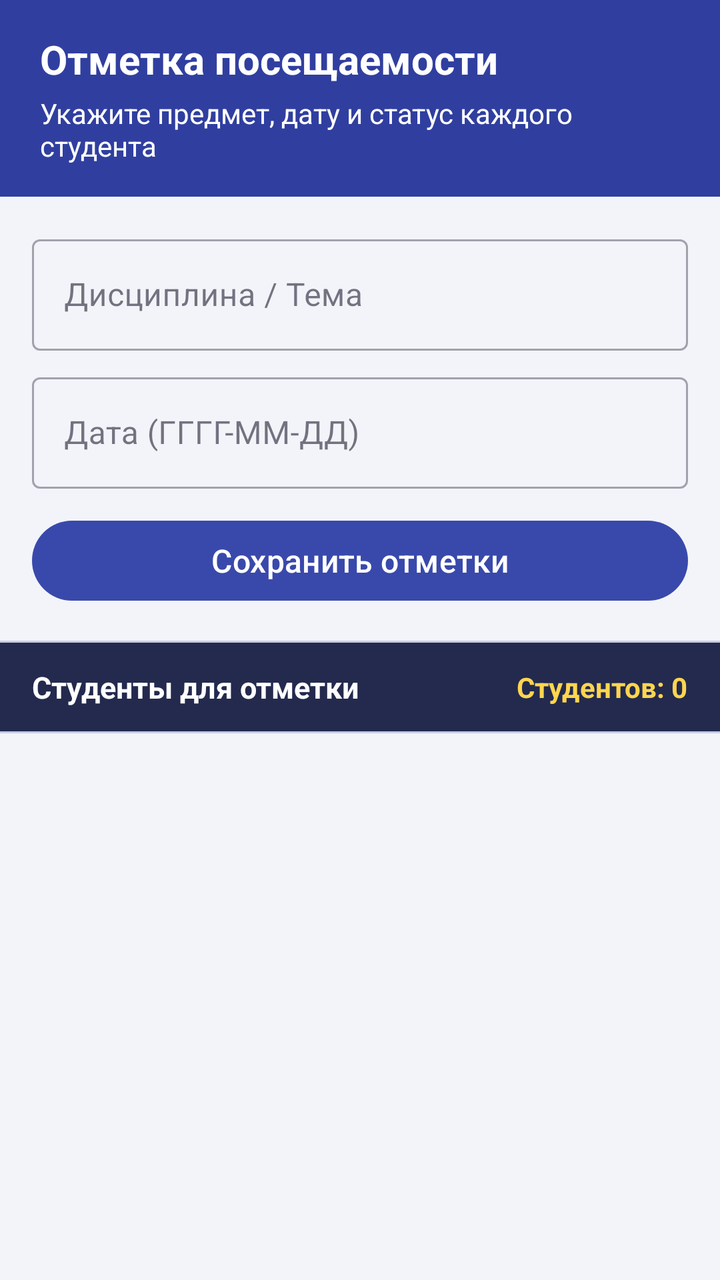
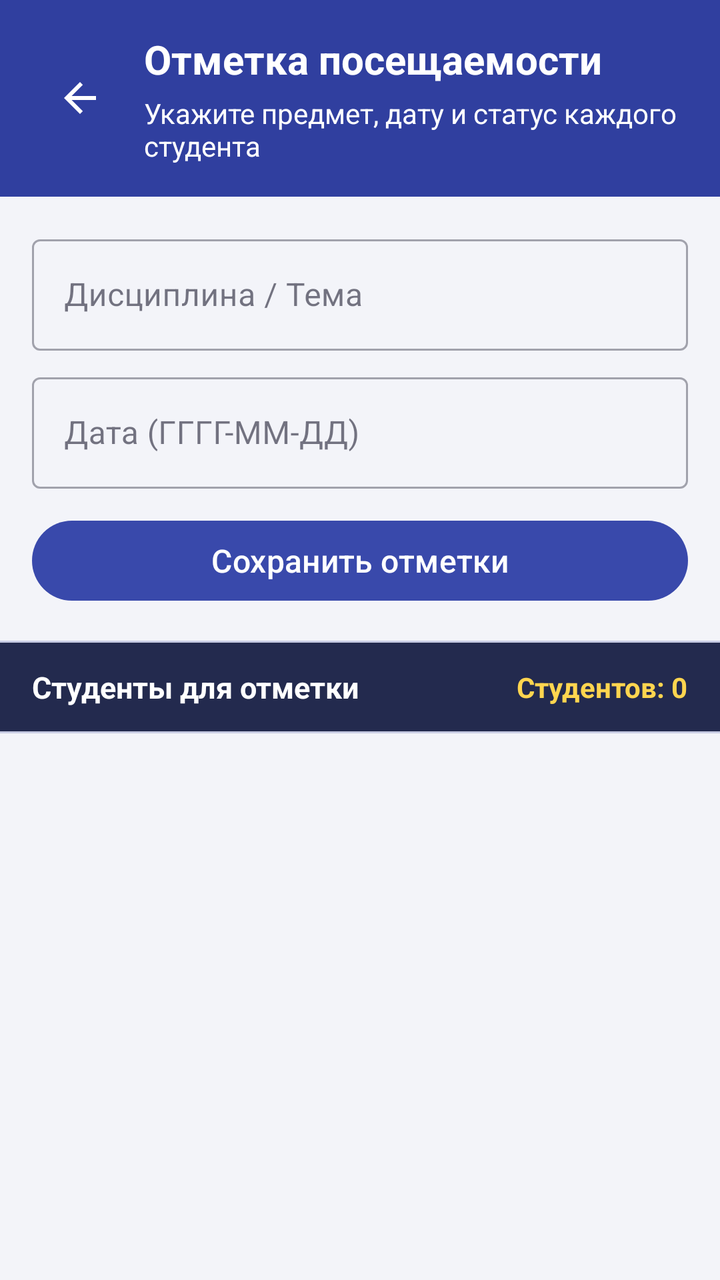

Before-and-after screenshots of an Android layout around one commit, followed by the original layout XML and the change that was made.
<!-- AndroidManifest.xml: application theme Theme.AttendanceControl -->
<!-- res/layout/activity_attendance.xml -->
<?xml version="1.0" encoding="utf-8"?>
<LinearLayout xmlns:android="http://schemas.android.com/apk/res/android"
    android:id="@+id/attendanceRoot"
    android:layout_width="match_parent"
    android:layout_height="match_parent"
    android:orientation="vertical"
    android:background="?android:attr/colorBackground">

    
    <LinearLayout
        android:id="@+id/headerLayout"
        android:layout_width="match_parent"
        android:layout_height="wrap_content"
        android:orientation="vertical"
        android:background="@color/header_bg"
        android:paddingLeft="20dp"
        android:paddingRight="20dp"
        android:paddingTop="16dp"
        android:paddingBottom="16dp">

        <TextView
            android:layout_width="wrap_content"
            android:layout_height="wrap_content"
            android:text="Отметка посещаемости"
            android:textSize="20sp"
            android:textStyle="bold"
            android:textColor="@color/header_title" />

        <TextView
            android:layout_width="wrap_content"
            android:layout_height="wrap_content"
            android:text="Укажите предмет, дату и статус каждого студента"
            android:textSize="14sp"
            android:textColor="@color/header_subtitle"
            android:layout_marginTop="4dp" />
    </LinearLayout>

    
    <LinearLayout
        android:layout_width="match_parent"
        android:layout_height="wrap_content"
        android:orientation="vertical"
        android:padding="16dp">

        <com.google.android.material.textfield.TextInputLayout
            style="@style/Widget.MaterialComponents.TextInputLayout.OutlinedBox"
            android:layout_width="match_parent"
            android:layout_height="wrap_content"
            android:hint="Дисциплина / Тема"
            android:layout_marginBottom="8dp">

            <com.google.android.material.textfield.TextInputEditText
                android:id="@+id/etSubject"
                android:layout_width="match_parent"
                android:layout_height="wrap_content"
                android:inputType="text" />
        </com.google.android.material.textfield.TextInputLayout>

        <com.google.android.material.textfield.TextInputLayout
            style="@style/Widget.MaterialComponents.TextInputLayout.OutlinedBox"
            android:layout_width="match_parent"
            android:layout_height="wrap_content"
            android:hint="Дата (ГГГГ-ММ-ДД)"
            android:layout_marginBottom="12dp">

            <com.google.android.material.textfield.TextInputEditText
                android:id="@+id/etDate"
                android:layout_width="match_parent"
                android:layout_height="wrap_content"
                android:inputType="date" />
        </com.google.android.material.textfield.TextInputLayout>

        <Button
            android:id="@+id/btnSaveAttendance"
            style="@style/Widget.App.Button.Primary"
            android:layout_width="match_parent"
            android:layout_height="wrap_content"
            android:text="Сохранить отметки"
            android:textSize="16sp" />
    </LinearLayout>

    <View
        android:layout_width="match_parent"
        android:layout_height="1dp"
        android:background="@color/divider" />

    
    <LinearLayout
        android:layout_width="match_parent"
        android:layout_height="wrap_content"
        android:orientation="horizontal"
        android:gravity="center_vertical"
        android:paddingHorizontal="16dp"
        android:paddingVertical="12dp"
        android:background="@color/counter_bar_bg">

        <TextView
            android:layout_width="0dp"
            android:layout_height="wrap_content"
            android:layout_weight="1"
            android:text="Студенты для отметки"
            android:textSize="15sp"
            android:textStyle="bold"
            android:textColor="@color/counter_bar_title" />

        <TextView
            android:id="@+id/tvStudentsCount"
            android:layout_width="wrap_content"
            android:layout_height="wrap_content"
            android:text="Студентов: 0"
            android:textSize="14sp"
            android:textStyle="bold"
            android:textColor="@color/counter_bar_count" />
    </LinearLayout>

    <View
        android:layout_width="match_parent"
        android:layout_height="1dp"
        android:background="@color/divider" />

    <androidx.recyclerview.widget.RecyclerView
        android:id="@+id/rvAttendance"
        android:layout_width="match_parent"
        android:layout_height="0dp"
        android:layout_weight="1"
        android:clipToPadding="false"
        android:paddingBottom="16dp" />

</LinearLayout>
<!-- resources referenced by this layout -->
<resources>
  <color name="counter_bar_bg">#232A4E</color>
  <color name="counter_bar_count">#FFD54F</color>
  <color name="counter_bar_title">#FFFFFF</color>
  <color name="divider">#C7CBE3</color>
  <color name="header_bg">#303F9F</color>
  <color name="header_subtitle">#FFFFFF</color>
  <color name="header_title">#FFFFFF</color>
  <style name="Widget.App.Button.Primary" parent="Widget.Material3.Button">
          <item name="backgroundTint">@color/indigo_500</item>
          <item name="android:textColor">@color/on_primary</item>
      </style>
  <style name="Theme.AttendanceControl" parent="Base.Theme.AttendanceControl" />
  <color name="indigo_500">#3949AB</color>
  <color name="on_primary">#FFFFFF</color>
  <style name="Base.Theme.AttendanceControl" parent="Theme.Material3.Light.NoActionBar">
          
          <item name="colorPrimary">@color/indigo_500</item>
          <item name="colorPrimaryDark">@color/indigo_900</item>
          <item name="colorPrimaryContainer">@color/indigo_100</item>
          <item name="colorOnPrimary">@color/on_primary</item>
          <item name="colorOnPrimaryContainer">@color/indigo_900</item>
  
          
          <item name="colorSecondary">@color/amber_600</item>
          <item name="colorSecondaryContainer">@color/amber_200</item>
          <item name="colorOnSecondary">@color/on_background</item>
  
          
          <item name="android:colorBackground">@color/background</item>
          <item name="colorSurface">@color/surface</item>
          <item name="colorSurfaceVariant">@color/surface_variant</item>
          <item name="colorOnBackground">@color/on_background</item>
          <item name="colorOnSurface">@color/on_surface</item>
  
          
          <item name="android:statusBarColor">@android:color/transparent</item>
          <item name="android:windowTranslucentStatus">false</item>
          <item name="android:windowLightStatusBar">false</item>
  
          
          <item name="colorError">@color/error</item>
      </style>
  <color name="indigo_900">#1A237E</color>
  <color name="indigo_100">#C5CAE9</color>
  <color name="amber_600">#FFB300</color>
  <color name="amber_200">#FFE082</color>
  <color name="on_background">#1C1B2E</color>
  <color name="background">#F3F4F9</color>
  <color name="surface">#FFFFFF</color>
  <color name="surface_variant">#ECEEF8</color>
  <color name="on_surface">#1C1B2E</color>
  <color name="error">#B00020</color>
</resources>

<!-- the commit's change to res/layout/activity_attendance.xml (unified diff, before → after) -->
@@ -1,5 +1,6 @@
 <?xml version="1.0" encoding="utf-8"?>
 <LinearLayout xmlns:android="http://schemas.android.com/apk/res/android"
+    xmlns:app="http://schemas.android.com/apk/res-auto"
     android:id="@+id/attendanceRoot"
     android:layout_width="match_parent"
     android:layout_height="match_parent"
@@ -11,28 +12,46 @@
         android:id="@+id/headerLayout"
         android:layout_width="match_parent"
         android:layout_height="wrap_content"
-        android:orientation="vertical"
+        android:orientation="horizontal"
+        android:gravity="center_vertical"
         android:background="@color/header_bg"
         android:paddingLeft="20dp"
         android:paddingRight="20dp"
         android:paddingTop="16dp"
         android:paddingBottom="16dp">
 
-        <TextView
-            android:layout_width="wrap_content"
+        <ImageButton
+            android:id="@+id/btnBack"
+            android:layout_width="40dp"
+            android:layout_height="40dp"
+            android:layout_marginEnd="12dp"
+            android:background="?attr/selectableItemBackgroundBorderless"
+            android:contentDescription="Назад"
+            android:src="@drawable/ic_arrow_back"
+            app:tint="@color/header_title" />
+
+        <LinearLayout
+            android:layout_width="0dp"
             android:layout_height="wrap_content"
-            android:text="Отметка посещаемости"
-            android:textSize="20sp"
-            android:textStyle="bold"
-            android:textColor="@color/header_title" />
+            android:layout_weight="1"
+            android:orientation="vertical">
 
-        <TextView
-            android:layout_width="wrap_content"
-            android:layout_height="wrap_content"
-            android:text="Укажите предмет, дату и статус каждого студента"
-            android:textSize="14sp"
-            android:textColor="@color/header_subtitle"
-            android:layout_marginTop="4dp" />
+            <TextView
+                android:layout_width="wrap_content"
+                android:layout_height="wrap_content"
+                android:text="Отметка посещаемости"
+                android:textSize="20sp"
+                android:textStyle="bold"
+                android:textColor="@color/header_title" />
+
+            <TextView
+                android:layout_width="wrap_content"
+                android:layout_height="wrap_content"
+                android:text="Укажите предмет, дату и статус каждого студента"
+                android:textSize="14sp"
+                android:textColor="@color/header_subtitle"
+                android:layout_marginTop="4dp" />
+        </LinearLayout>
     </LinearLayout>
 
     
<!-- resource entries referenced after the edit -->
@@ -7,6 +7,17 @@
   <color name="header_bg">#303F9F</color>
   <color name="header_subtitle">#FFFFFF</color>
   <color name="header_title">#FFFFFF</color>
+  <!-- drawable ic_arrow_back (drawable) -->
+  <?xml version="1.0" encoding="utf-8"?>
+  <vector xmlns:android="http://schemas.android.com/apk/res/android"
+      android:width="24dp"
+      android:height="24dp"
+      android:viewportWidth="24"
+      android:viewportHeight="24">
+      <path
+          android:fillColor="#FFFFFFFF"
+          android:pathData="M20,11H7.83l5.59,-5.59L12,4l-8,8 8,8 1.41,-1.41L7.83,13H20v-2z"/>
+  </vector>
   <style name="Widget.App.Button.Primary" parent="Widget.Material3.Button">
           <item name="backgroundTint">@color/indigo_500</item>
           <item name="android:textColor">@color/on_primary</item>
